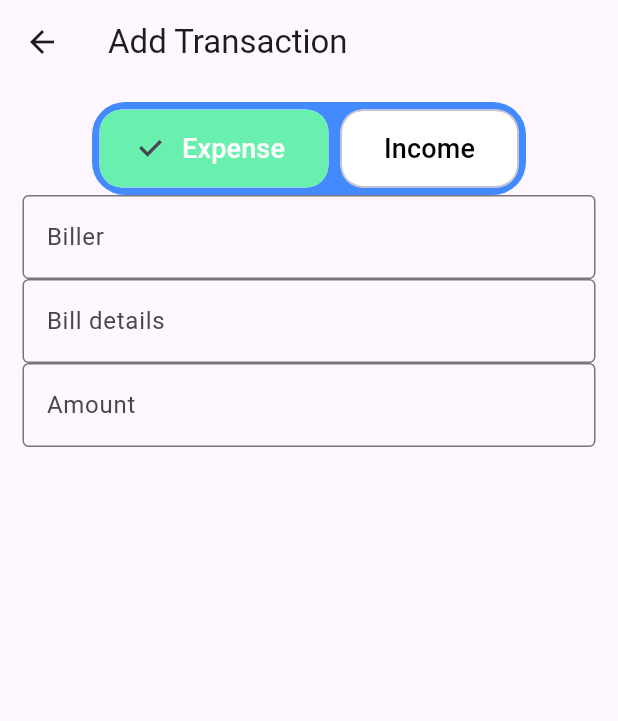
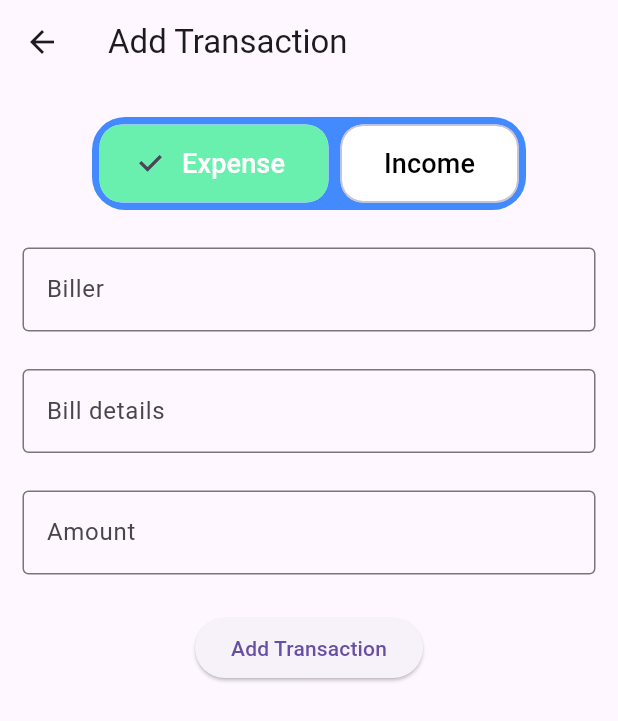
Before and after one commit to MujahidAmin1/expense_trackerv2, a Flutter app: the AddTransaction screen opened directly, on a phone screen of 412 x 824 dp. Shown: the top 721 px of the screen. Run offline on Flutter 3.47's test engine with Material 3 defaults, Android fonts, the phone set to English and light mode, and no system bars; our stand-ins replace hive, hive_flutter; accounts and stored records are empty.

Commit message:
add transaction now working

```diff
--- a/lib/main.dart
+++ b/lib/main.dart
@@ -8,8 +8,8 @@ import 'package:hive_flutter/adapters.dart';
 import 'package:provider/provider.dart';
 void main() async{
   WidgetsFlutterBinding.ensureInitialized();
-  await Hive.initFlutter();
-  await Hive.openBox('transactionBox');
+  final transactionProvider = TransactionProvider();
+  await transactionProvider.initializeDB();
   Hive.registerAdapter(TransactionAdapter());
   runApp(
     MultiProvider(
--- a/lib/models/transaction.dart
+++ b/lib/models/transaction.dart
@@ -6,15 +6,17 @@ part 'transaction.g.dart';
 @HiveType(typeId: 0)
 class Transaction extends HiveObject{
   @HiveField(0)
-  String? name;
+  String? biller;
   @HiveField(1)
-  String? date;
-  @HiveField(2)
+  String? billerDetail;
+ @HiveField(2)
+  DateTime? date;
+  @HiveField(3)
   bool? isExpense;
-  @HiveField(3)
+  @HiveField(4)
   int?  balance;
-  @HiveField(4)
-  double? amount;
+  @HiveField(5)
+  String? amount;
 
-  Transaction({required this.name, required this.date, this.isExpense, this.balance, required this.amount});
+  Transaction({required this.biller, required this.billerDetail, required this.date, this.isExpense, this.balance, required this.amount});
 }
--- a/lib/providers/transaction_provider.dart
+++ b/lib/providers/transaction_provider.dart
@@ -3,10 +3,14 @@ import 'package:flutter/material.dart';
 import 'package:hive_flutter/adapters.dart';
 
 class TransactionProvider extends ChangeNotifier{
+  Transaction? transaction;
   late Box<Transaction> _transactionBox;
   List<Transaction> _transactionList = [];
   List<Transaction> get transactionList => _transactionList;
 
+   TransactionProvider() {
+    initializeDB();
+  }
   Future<void> initializeDB()async{
     await Hive.initFlutter();
    _transactionBox = await Hive.openBox('transactionBox');
@@ -28,4 +32,7 @@ class TransactionProvider extends ChangeNotifier{
     _transactionList.removeAt(index);
     notifyListeners();
   }
+
+ late List<Transaction> expenseList = _transactionList.where((element) => element.isExpense!).toList();
+ late List<Transaction> incomeList = _transactionList.where((element) => !element.isExpense!).toList();
 }
--- a/lib/screens/add_transaction.dart
+++ b/lib/screens/add_transaction.dart
@@ -1,4 +1,7 @@
+import 'package:expense_trackerv2/models/transaction.dart';
+import 'package:expense_trackerv2/providers/transaction_provider.dart';
 import 'package:flutter/material.dart';
+import 'package:provider/provider.dart';
 
 class AddTransaction extends StatefulWidget {
   const AddTransaction({super.key});
@@ -7,18 +10,32 @@ class AddTransaction extends StatefulWidget {
   State<AddTransaction> createState() => _AddTransactionState();
 }
 
+late TextEditingController billerController;
+late TextEditingController billerDetailController;
+late TextEditingController amountController;
+
 class _AddTransactionState extends State<AddTransaction> {
   final List<String> choices = ['Expense', 'Income'];
   String _selectedChoice = 'Expense';
   @override
+  void initState() {
+    billerController = TextEditingController();
+    billerDetailController = TextEditingController();
+    amountController = TextEditingController();
+    super.initState();
+  }
+
+  @override
   Widget build(BuildContext context) {
+    Transaction transaction;
+    var transactionProvider = Provider.of<TransactionProvider>(context);
     return Scaffold(
       appBar: AppBar(
         title: const Text("Add Transaction"),
         elevation: 0,
       ),
       body: Padding(
-        padding: const EdgeInsets.symmetric(horizontal: 15),
+        padding: const EdgeInsets.symmetric(horizontal: 15, vertical: 10),
         child: Column(
           children: [
             const SizedBox(
@@ -87,24 +104,46 @@ class _AddTransactionState extends State<AddTransaction> {
                 ),
               ),
             ),
+            const SizedBox(height: 25),
             TextField(
+              controller: billerController,
               decoration: InputDecoration(
                   hintText: 'Biller',
-              border: OutlineInputBorder()
+                  border: OutlineInputBorder(),
                   ),
             ),
+            const SizedBox(height: 25),
             TextField(
+              controller: billerDetailController,
               decoration: InputDecoration(
                 hintText: 'Bill details',
                 border: OutlineInputBorder(),
               ),
             ),
+            const SizedBox(height: 25),
             TextField(
+              controller: amountController,
               decoration: InputDecoration(
-              hintText: 'Amount',
-              border: OutlineInputBorder()
+                  hintText: 'Amount', border: OutlineInputBorder()),
             ),
-          ),
+            const SizedBox(height: 25),
+            ElevatedButton(
+              onPressed: (){
+                Transaction _transaction = Transaction(
+                  biller: billerController.text,
+                  billerDetail: billerDetailController.text,
+                  isExpense: switch (_selectedChoice) {
+                    'Expense' => true,
+                      _ => false,
+                  },
+                  date: DateTime.now(),
+                  amount: amountController.text,
+                  );
+                  transactionProvider.addTransact(_transaction);
+                  Navigator.pop(context);
+              },
+              child: const Text('Add Transaction'),
+              )
           ],
         ),
       ),
--- a/pubspec.yaml
+++ b/pubspec.yaml
@@ -12,6 +12,7 @@ dependencies:
     sdk: flutter
   hive_flutter: ^1.1.0
   hive_generator: ^2.0.1
+  intl: ^0.19.0
   provider: ^6.1.2
 
 
```
Also changed, not shown: lib/screens/first_screen.dart (+19 -2 lines), lib/widgets/tiles.dart (+17 -12 lines), lib/models/transaction.g.dart, pubspec.lock. Lines whose indentation alone changed are shown as unchanged.
